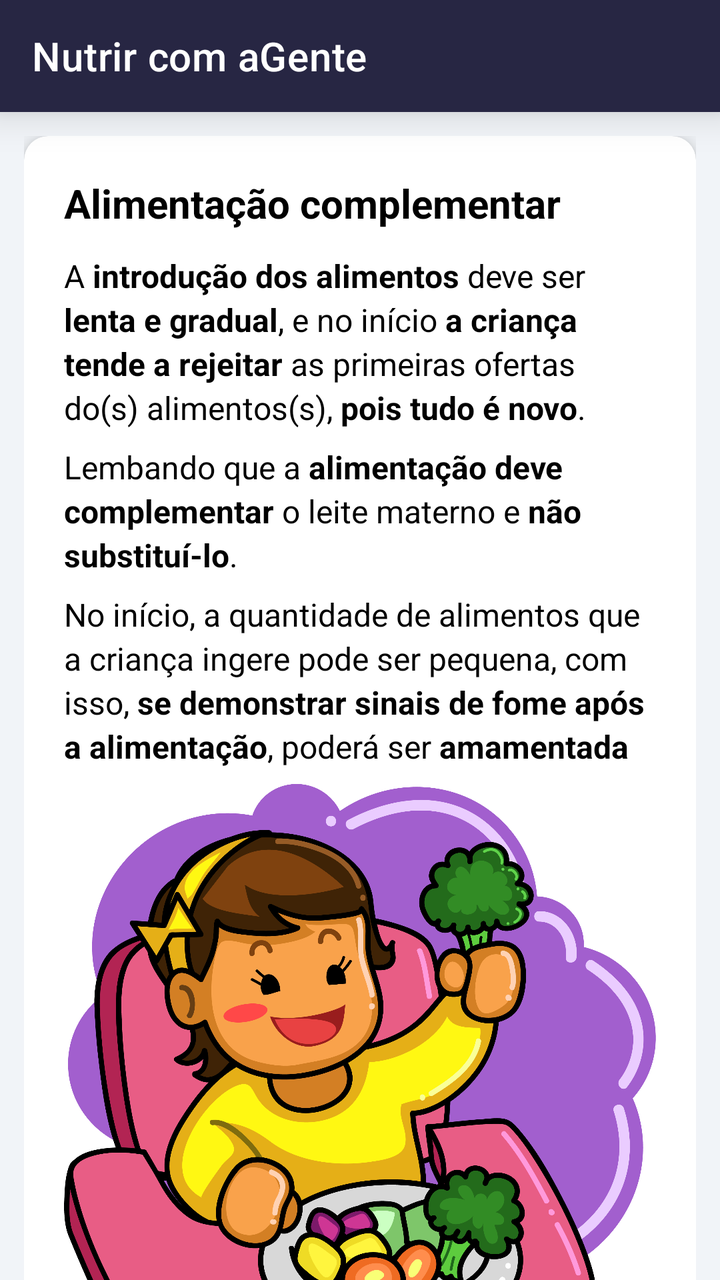
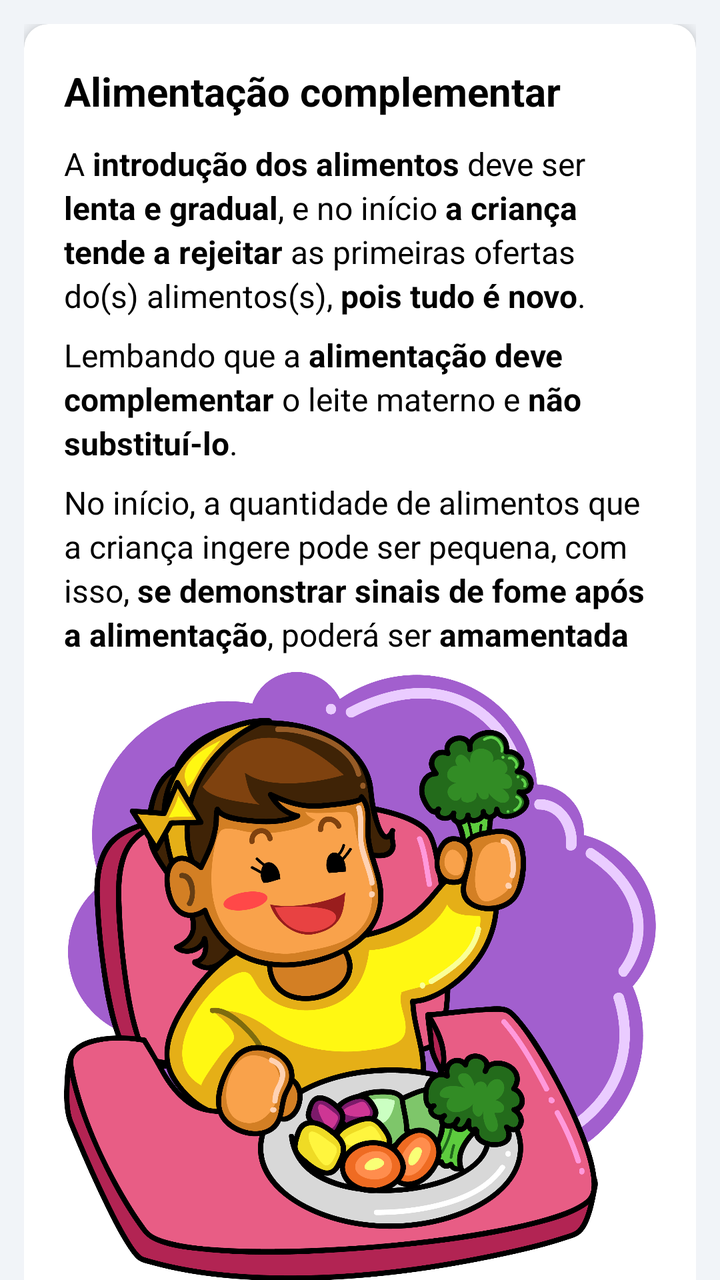

The first picture is an Android layout as it rendered before a commit; the second is the same layout after the commit. The layout source and the unified diff follow.
<!-- AndroidManifest.xml: application theme Theme.NutrirAGente -->
<!-- res/layout/complementary_feeding.xml -->
<?xml version="1.0" encoding="utf-8"?>
<androidx.coordinatorlayout.widget.CoordinatorLayout xmlns:android="http://schemas.android.com/apk/res/android"
    xmlns:app="http://schemas.android.com/apk/res-auto"
    android:layout_width="match_parent"
    android:layout_height="match_parent"
    android:background="@color/gray">

    <com.google.android.material.appbar.AppBarLayout
        android:layout_width="match_parent"
        android:layout_height="wrap_content"
        android:background="@color/blue_toolbar"
        app:elevation="12dp">

        <androidx.appcompat.widget.Toolbar
            android:id="@+id/toolbar"
            android:layout_width="match_parent"
            android:layout_height="?attr/actionBarSize"
            app:title="@string/app_name"
            app:titleTextColor="@android:color/white" />

    </com.google.android.material.appbar.AppBarLayout>


    <androidx.core.widget.NestedScrollView
        android:layout_width="match_parent"
        android:layout_height="match_parent"
        app:layout_behavior="@string/appbar_scrolling_view_behavior">

        <LinearLayout
            android:layout_width="match_parent"
            android:layout_height="wrap_content"
            android:orientation="vertical"
            android:padding="12dp">

            <androidx.cardview.widget.CardView
                android:layout_width="match_parent"
                android:layout_height="wrap_content"
                android:layout_marginBottom="16dp"
                app:cardCornerRadius="12dp"
                app:cardElevation="4dp">

                <LinearLayout
                    android:layout_width="match_parent"
                    android:layout_height="wrap_content"
                    android:orientation="vertical"
                    android:padding="20dp">

                    
                    <TextView
                        android:layout_width="wrap_content"
                        android:layout_height="wrap_content"
                        android:layout_marginBottom="12dp"
                        android:text="@string/title_complementary_feeding"
                        android:textColor="@android:color/black"
                        android:textSize="20sp"
                        android:textStyle="bold" />


                    <TextView
                        android:layout_width="match_parent"
                        android:layout_height="wrap_content"
                        android:layout_marginBottom="8dp"
                        android:lineSpacingExtra="3dp"
                        android:textColor="@color/black"
                        android:text="@string/complementary_feeding"
                        android:textSize="16sp" />


                    <TextView
                        android:layout_width="match_parent"
                        android:layout_height="wrap_content"
                        android:layout_marginBottom="8dp"
                        android:lineSpacingExtra="3dp"
                        android:textColor="@color/black"
                        android:text="@string/complementary_feeding_2"
                        android:textSize="16sp" />


                    <TextView
                        android:layout_width="match_parent"
                        android:layout_height="wrap_content"
                        android:layout_marginBottom="8dp"
                        android:lineSpacingExtra="3dp"
                        android:textColor="@color/black"
                        android:text="@string/complementary_feeding_3"
                        android:textSize="16sp" />

                    <ImageView
                        android:layout_width="match_parent"
                        android:layout_height="match_parent"
                        android:layout_marginBottom="8dp"
                        android:adjustViewBounds="true"
                        android:scaleType="fitCenter"
                        android:src="@drawable/bebe_comendo" />
                    >


                    <TextView
                        android:layout_width="match_parent"
                        android:layout_height="wrap_content"
                        android:layout_marginTop="16dp"
                        android:background="@color/warn_blue"
                        android:padding="16dp"
                        android:textAlignment="center"
                        android:text="@string/complementary_feeding_4"
                        android:textColor="@color/black"
                        android:textSize="16sp"
                        android:lineSpacingExtra="3dp" />

                </LinearLayout>
            </androidx.cardview.widget.CardView>

        </LinearLayout>
    </androidx.core.widget.NestedScrollView>

</androidx.coordinatorlayout.widget.CoordinatorLayout>
<!-- resources referenced by this layout -->
<resources>
  <color name="black">#FF000000</color>
  <color name="blue_toolbar">#272643</color>
  <color name="gray">#F1F4F8</color>
  <color name="warn_blue">#FFBAE8E8</color>
  <!-- drawable bebe_comendo: png bitmap (drawable, 570047 bytes) -->
  <string name="app_name">Nutrir com aGente</string>
  <string name="complementary_feeding"><p>A <b>introdução dos alimentos</b> deve ser <b>lenta e gradual</b>, e no início <b>a criança tende a rejeitar</b> as primeiras ofertas do(s) alimentos(s), <b>pois tudo é novo</b>.</p></string>
  <string name="complementary_feeding_2"><p>Lembando que a <b>alimentação deve complementar</b> o leite materno e <b>não substituí-lo</b>.</p></string>
  <string name="complementary_feeding_3"><p>No início, a quantidade de alimentos que a criança ingere pode ser pequena, com isso, <b>se demonstrar sinais de fome após a alimentação</b>, poderá ser <b>amamentada</b></p></string>
  <string name="complementary_feeding_4"><p>A partir da introdução dos alimentos complementares é importante oferecer água (colher ou copo) à criança, a mais limpa possível (tratada, filtrada e fervida).</p></string>
  <string name="title_complementary_feeding">Alimentação complementar</string>
  <style name="Theme.NutrirAGente" parent="Theme.MaterialComponents.Light.NoActionBar">
          
          <item name="colorPrimary">@color/purple_500</item>
          <item name="colorPrimaryVariant">@color/blue_toolbar</item>
          <item name="colorOnPrimary">@color/white</item>
          <item name="colorOnPrimaryFixedVariant">@color/blue_toolbar</item>
          
          <item name="colorSecondary">@color/teal_200</item>
          <item name="colorSecondaryVariant">@color/teal_700</item>
          <item name="colorOnSecondary">@color/black</item>
          
          <item name="android:statusBarColor">@color/blue_toolbar</item>
          
      </style>
  <color name="purple_500">#FF6200EE</color>
  <color name="white">#FFFFFFFF</color>
  <color name="teal_200">#FF03DAC5</color>
  <color name="teal_700">#FF018786</color>
</resources>

<!-- the commit's change to res/layout/complementary_feeding.xml (unified diff, before → after) -->
@@ -5,20 +5,7 @@
     android:layout_height="match_parent"
     android:background="@color/gray">
 
-    <com.google.android.material.appbar.AppBarLayout
-        android:layout_width="match_parent"
-        android:layout_height="wrap_content"
-        android:background="@color/blue_toolbar"
-        app:elevation="12dp">
 
-        <androidx.appcompat.widget.Toolbar
-            android:id="@+id/toolbar"
-            android:layout_width="match_parent"
-            android:layout_height="?attr/actionBarSize"
-            app:title="@string/app_name"
-            app:titleTextColor="@android:color/white" />
-
-    </com.google.android.material.appbar.AppBarLayout>
 
 
     <androidx.core.widget.NestedScrollView
<!-- resource entries referenced after the edit -->
@@ -5,7 +5,6 @@
   <color name="gray">#F1F4F8</color>
   <color name="warn_blue">#FFBAE8E8</color>
   <!-- drawable bebe_comendo: png bitmap (drawable, 570047 bytes) -->
-  <string name="app_name">Nutrir com aGente</string>
   <string name="complementary_feeding"><p>A <b>introdução dos alimentos</b> deve ser <b>lenta e gradual</b>, e no início <b>a criança tende a rejeitar</b> as primeiras ofertas do(s) alimentos(s), <b>pois tudo é novo</b>.</p></string>
   <string name="complementary_feeding_2"><p>Lembando que a <b>alimentação deve complementar</b> o leite materno e <b>não substituí-lo</b>.</p></string>
   <string name="complementary_feeding_3"><p>No início, a quantidade de alimentos que a criança ingere pode ser pequena, com isso, <b>se demonstrar sinais de fome após a alimentação</b>, poderá ser <b>amamentada</b></p></string>
